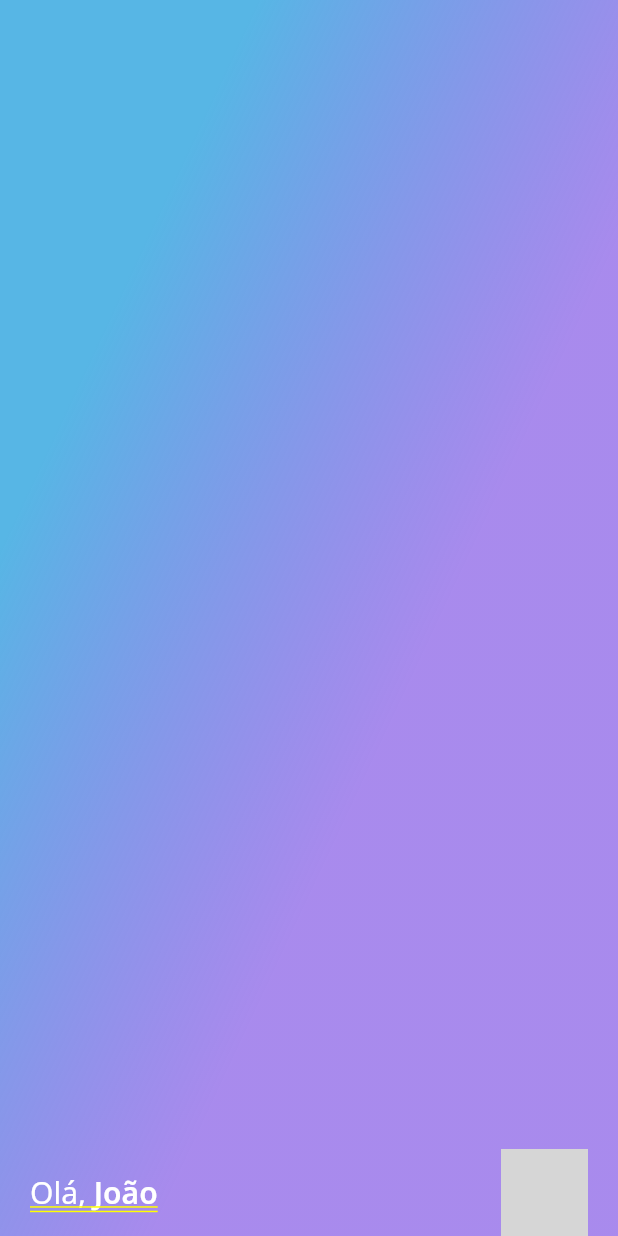
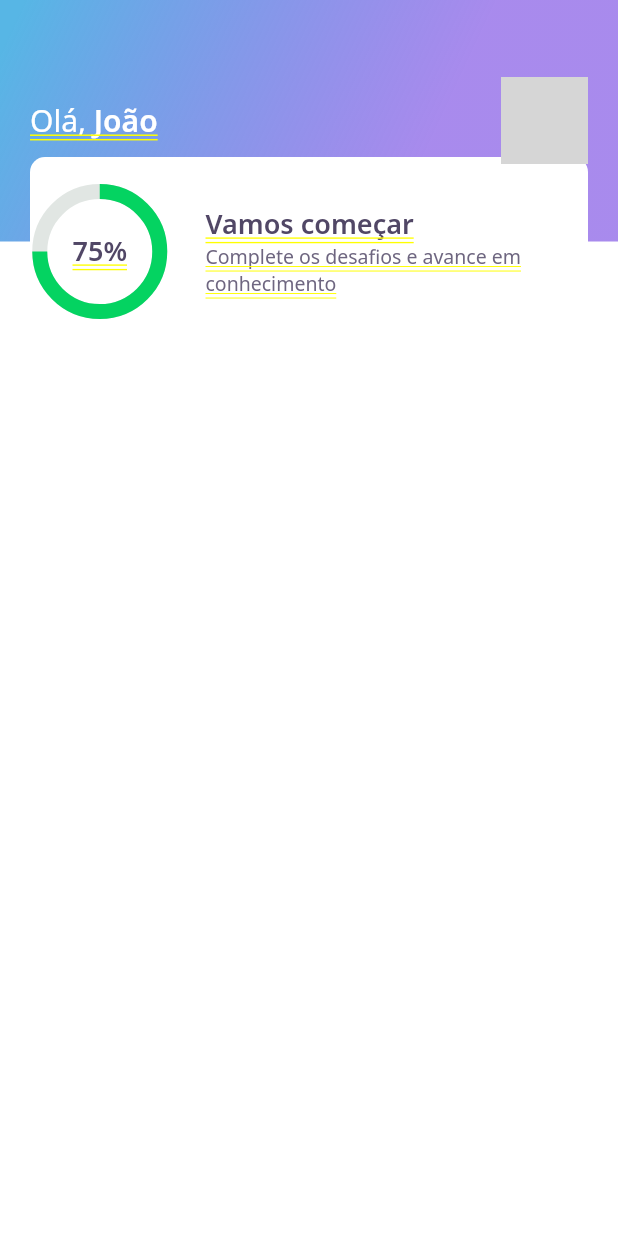
Before and after one commit to JoaoMussi/devquiz, a Flutter app: the screen it shows after launch, on a phone screen of 412 x 824 dp. Run offline on Flutter 3.47's test engine with Material 2 defaults, Android fonts, the phone set to English and light mode, and no system bars; our stand-ins replace google_fonts; network calls fail; grey boxes are pictures that could not be loaded.

Commit message:
Aula 1 concluida

```diff
--- a/lib/home/home_page.dart
+++ b/lib/home/home_page.dart
@@ -11,8 +11,6 @@ class HomePage extends StatefulWidget {
 class _HomePageState extends State<HomePage> {
   @override
   Widget build(BuildContext context) {
-    return AppBarWidget(
-
-    );
+    return AppBarWidget();
   }
 }
--- a/lib/home/widgets/appbar/app_bar_widget.dart
+++ b/lib/home/widgets/appbar/app_bar_widget.dart
@@ -1,4 +1,5 @@
 import 'package:DevQuiz/core/core.dart';
+import 'package:DevQuiz/home/widgets/score_card/score_card_widget.dart';
 import 'package:flutter/material.dart';
 
 class AppBarWidget extends PreferredSize {
@@ -6,13 +7,14 @@ class AppBarWidget extends PreferredSize {
     preferredSize: Size.fromHeight(250),
     child: Container(
       height: 250,
-      decoration: BoxDecoration(gradient: AppGradients.linear),
-      child: Padding(
-        padding: const EdgeInsets.symmetric(horizontal: 20),
-        child: Column(
-          mainAxisAlignment: MainAxisAlignment.end,
-          children: [
-            Row(
+      child: Stack(
+        children: [
+          Container(
+            padding: const EdgeInsets.symmetric(horizontal: 20),
+            height: 161,
+            width: double.maxFinite,
+            decoration: BoxDecoration(gradient: AppGradients.linear),
+            child: Row(
               mainAxisAlignment: MainAxisAlignment.spaceBetween,
               children: [
                 Text.rich(TextSpan(
@@ -36,8 +38,13 @@ class AppBarWidget extends PreferredSize {
                 )
               ],
             ),
-          ],
-        ),
+          ),
+          // ScoreCardWidget(),
+          Align(
+            alignment: Alignment(0, -0.7),
+            child: ScoreCardWidget(),
+          ),
+        ],
       ),
     )
   );
--- a/lib/home/widgets/chart/chart_widget.dart
+++ b/lib/home/widgets/chart/chart_widget.dart
@@ -0,0 +1,36 @@
+import 'package:DevQuiz/core/core.dart';
+import 'package:flutter/material.dart';
+
+class ChartWidget extends StatelessWidget {
+  const ChartWidget({Key? key}) : super(key: key);
+
+  @override
+  Widget build(BuildContext context) {
+    return Container(
+      height: 80,
+      width: 80,
+      child: Stack(
+        children: [
+          Center(
+            child: Container(
+              height: 80,
+              width: 80,
+              child: CircularProgressIndicator(
+                strokeWidth: 10,
+                value: .75,
+                backgroundColor: AppColors.chartSecondary,
+                valueColor: AlwaysStoppedAnimation<Color>(AppColors.chartPrimary),
+              ),
+            ),
+          ),
+          Center(
+            child: Text(
+              "75%",
+              style: AppTextStyles.heading,
+            )
+          )
+        ],
+      ),
+    );
+  }
+}
--- a/lib/home/widgets/score_card/score_card_widget.dart
+++ b/lib/home/widgets/score_card/score_card_widget.dart
@@ -1,34 +1,53 @@
 import 'package:DevQuiz/core/core.dart';
+import 'package:DevQuiz/home/widgets/chart/chart_widget.dart';
 import 'package:flutter/material.dart';
 
 class ScoreCardWidget extends StatelessWidget {
+  const ScoreCardWidget ({Key ? key}) : super(key: key);
+
   @override
   Widget build(BuildContext context) {
-    return Container(
+    return Padding(
+      padding: const EdgeInsets.only(left: 20, right: 20),
+      child: Container(
+        height: 126,
+        decoration: BoxDecoration(
+          color: AppColors.white,
+          borderRadius: BorderRadius.circular(10)
+        ),
         child: Row(
+          crossAxisAlignment: CrossAxisAlignment.center,
           children: [
             Expanded(
               flex: 1,
-            child: Container(
-              width: 80,
-              height: 80,
-              color: AppColors.red,
-            ),
+              child: ChartWidget(),
             ),
             Expanded(
               flex: 3,
               child: Padding(
                 padding: const EdgeInsets.only(left: 24),
-              child: Column(children: [
-                Text("Vamos começar"),
-                Text("Complete os desafios e avance em conhecimento"),
-              ],),
+                child: Column(
+                  mainAxisAlignment: MainAxisAlignment.center,
+                  crossAxisAlignment: CrossAxisAlignment.start,
+                  children: [
+                    Text(
+                      "Vamos começar",
+                      style: AppTextStyles.heading,
+                    ),
+                    Text(
+                      "Complete os desafios e avance em conhecimento",
+                      style: AppTextStyles.body
+                    ),
+
+                  ],
+                ),
               ),
             )
           ],
 
         ),
 
+      ),
     );
   }
 }
```
Lines whose indentation alone changed are shown as unchanged.
